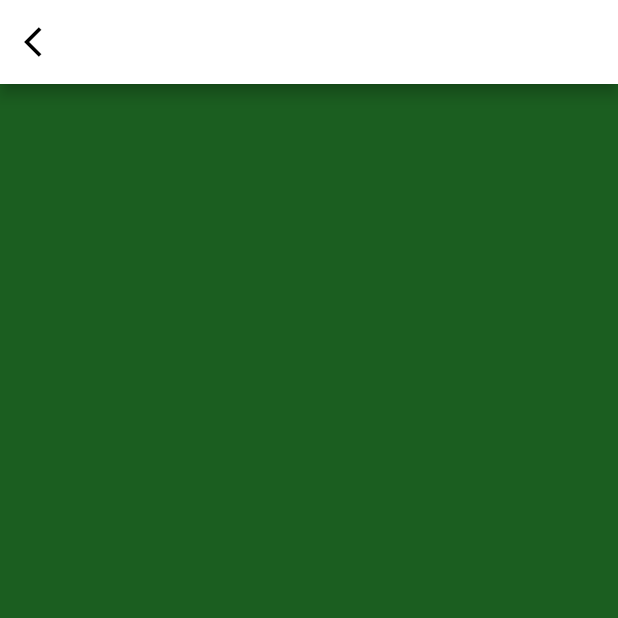
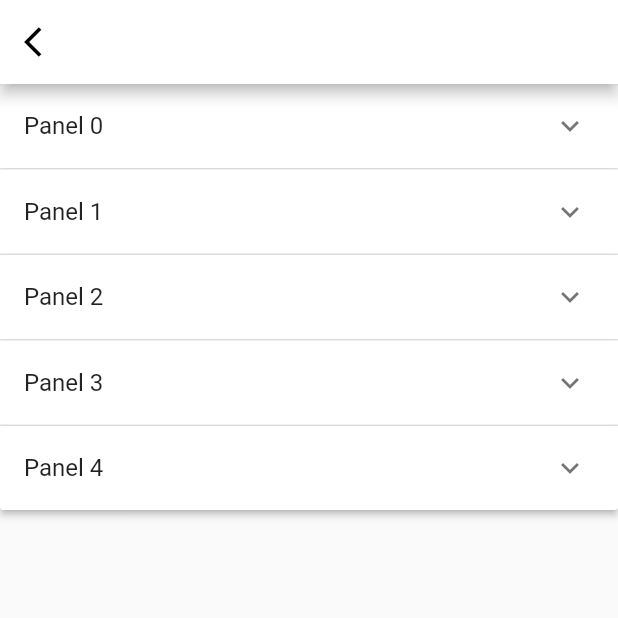
Before and after one commit to mikail-masood/prayertime, a Flutter app: the WeeklyView screen opened directly, on a phone screen of 412 x 824 dp, the top half of it. Run offline on Flutter 3.47's test engine with Material 2 defaults, Android fonts, the phone set to English and light mode, and no system bars; our stand-ins replace flutter_local_notifications, shared_preferences; accounts and stored records are empty; network calls fail.

Commit message:
added expansion pannel list, to understand it, will need to change later

```diff
--- a/lib/screens/weeklyView.dart
+++ b/lib/screens/weeklyView.dart
@@ -6,6 +6,31 @@ class WeeklyView extends StatefulWidget {
 }
 
 class _WeeklyViewState extends State<WeeklyView> {
+  List<dropDownItem> _items = generateItems(5);
+
+  Widget _buildListPanel() {
+    return ExpansionPanelList(
+      expansionCallback: (int index, bool isExpanded) {
+        setState(() {
+          _items[index].isExpanded = !isExpanded;
+        });
+      },
+      children: _items.map<ExpansionPanel>((dropDownItem item) {
+        return ExpansionPanel(
+            canTapOnHeader: true,
+            headerBuilder: (BuildContext context, bool isExpanded) {
+              return ListTile(
+                title: Text(item.headerValue),
+              );
+            },
+            body: ListTile(
+              title: Text(item.expandedValue),
+            ),
+            isExpanded: item.isExpanded);
+      }).toList(),
+    );
+  }
+
   @override
   Widget build(BuildContext context) {
     return Scaffold(
@@ -17,9 +42,28 @@ class _WeeklyViewState extends State<WeeklyView> {
         ),
         backgroundColor: Colors.white,
       ),
-      body: Container(
-        color: Colors.green[900],
+      body: SingleChildScrollView(
+        child: Container(
+          child: _buildListPanel(),
+        ),
       ),
     );
   }
 }
+
+class dropDownItem {
+  String expandedValue;
+  String headerValue;
+  bool isExpanded;
+
+  dropDownItem({this.expandedValue, this.headerValue, this.isExpanded = false});
+}
+
+List<dropDownItem> generateItems(int numberOfItems) {
+  return List.generate(numberOfItems, (index) {
+    return dropDownItem(
+      headerValue: 'Panel $index',
+      expandedValue: 'this is item $index',
+    );
+  });
+}
```
